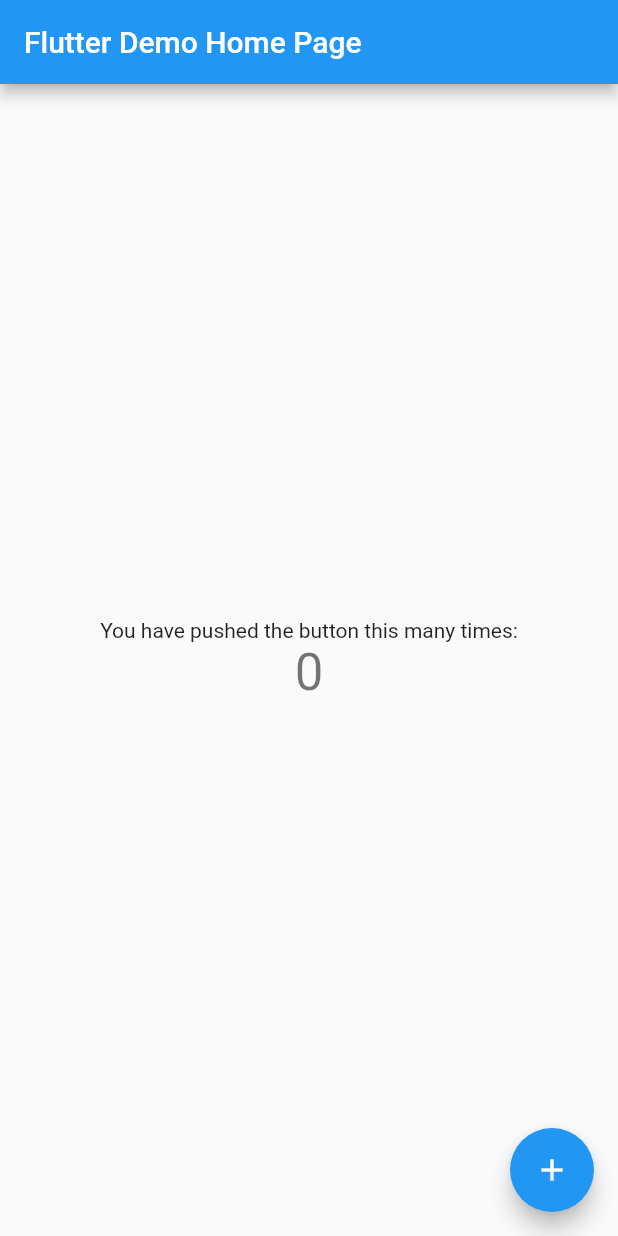
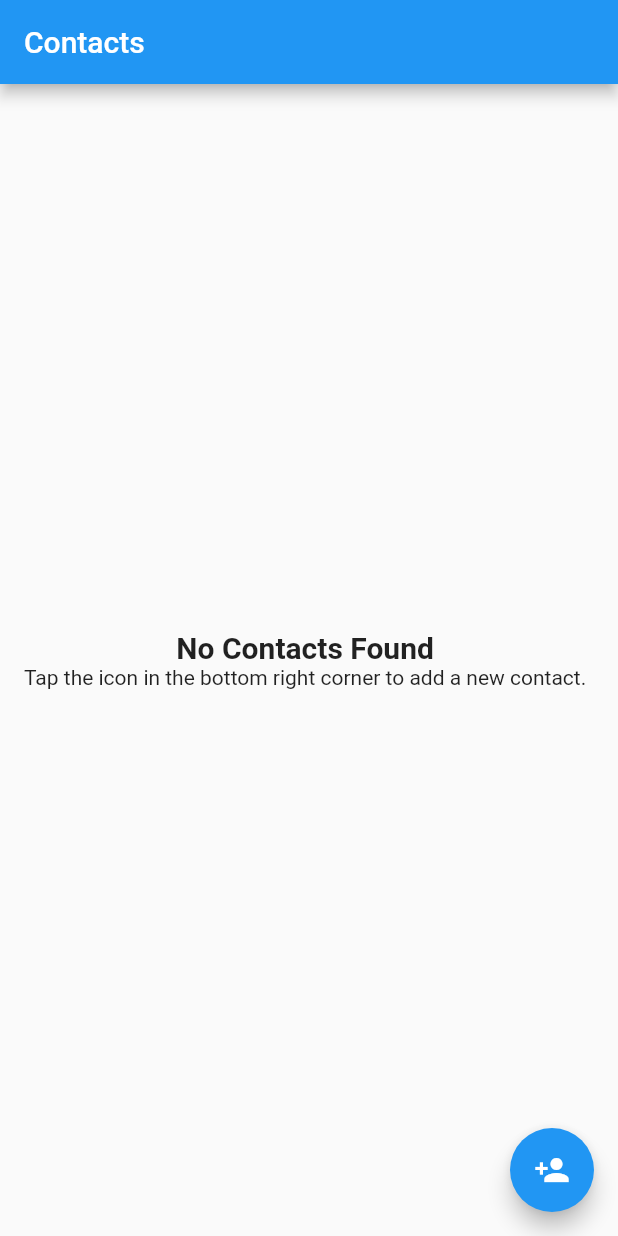
Before and after one commit to mdrideout/flutter-sembast-provider-example, a Flutter app: the screen it shows after launch, on a phone screen of 412 x 824 dp. Run offline on Flutter 3.47's test engine with Material 2 defaults, Android fonts, the phone set to English and light mode, and no system bars; our stand-ins replace firebase_auth, sembast; missing offline and left inert: tpag_app; accounts and stored records are empty.

Commit message:
New contact is created, set as 'active' and the UI is updated. Need to implement edit screen.

```diff
--- a/flutter_sembast_provider/lib/main.dart
+++ b/flutter_sembast_provider/lib/main.dart
@@ -1,5 +1,6 @@
 import 'package:flutter/material.dart';
 import 'package:fluttersembastprovider/models/contact_data.dart';
+import 'package:fluttersembastprovider/screens/contact_list_screen.dart';
 import 'package:path/path.dart';
 import 'package:path_provider/path_provider.dart';
 import 'package:provider/provider.dart';
@@ -40,34 +41,6 @@ class _MyHomePageState extends State<MyHomePage> {
 
   @override
   Widget build(BuildContext context) {
-    return Scaffold(
-      appBar: AppBar(
-        title: Text(widget.title),
-      ),
-      body: Center(
-        child: Column(
-          mainAxisAlignment: MainAxisAlignment.center,
-          children: <Widget>[
-            Text(
-              'You have pushed the button this many times:',
-            ),
-            Text(
-              '$_counter',
-              style: Theme.of(context).textTheme.headline4,
-            ),
-          ],
-        ),
-      ),
-      floatingActionButton: FloatingActionButton(
-        onPressed: () async {
-          int newContactId =
-              await Provider.of<ContactData>(context, listen: false)
-                  .createNewContact();
-          print("New contact created with id of: " + newContactId.toString());
-        },
-        tooltip: 'Increment',
-        child: Icon(Icons.add),
-      ), // This trailing comma makes auto-formatting nicer for build methods.
-    );
+    return ContactListScreen();
   }
 }
--- a/flutter_sembast_provider/lib/models/contact_data.dart
+++ b/flutter_sembast_provider/lib/models/contact_data.dart
@@ -48,25 +48,53 @@ class ContactData extends ChangeNotifier {
       finder: finder,
     );
 
-    return contactSnapshots.map((snapshot) {
+    List<Contact> contacts = contactSnapshots.map((snapshot) {
       final contact = Contact.fromMap(snapshot.value);
 
       contact.id = snapshot.key;
       return contact;
     }).toList();
+
+    // Update UI
+    _contacts = contacts;
+    notifyListeners();
+
+    return contacts;
   }
 
-  // TODO: Get All Contacts
+  /// Get A Contact
+  Future<Contact> getContact(int id) async {
+    // Get the contact JSON from the sembast DB
+    var record = await _contactStore.record(id).get(await _db);
+//    print("Record: " + record.toString()); // json of contact object
 
-  // TODO: Get A Contact
+    // Convert to a Contact Object using the fromMap function
+    Contact contact = Contact.fromMap(record);
+//    print("Contact: " + contact.toString()); // instance of a contact object
 
-  // TODO: Contacts Count
+    return contact;
+  }
+
+  /// Get Contacts Count
+  int get contactsCount {
+    return _contacts.length;
+  }
+
+  /// Get Current Provider List of Contacts
+  List<Contact> get contactsList {
+    return _contacts;
+  }
 
   // TODO: Save Contact
 
   // TODO: Delete Contact
 
   // TODO: Set Active Contact
+  /// Set Active Contact
+  void setActiveContact(int id) async {
+    _activeContact = await getContact(id);
+    notifyListeners();
+  }
 
   // TODO: Get Active Contact
 }
--- a/flutter_sembast_provider/lib/screens/contact_list_screen.dart
+++ b/flutter_sembast_provider/lib/screens/contact_list_screen.dart
@@ -0,0 +1,59 @@
+import 'package:flutter/material.dart';
+import 'package:fluttersembastprovider/common_widgets/contact_list.dart';
+import 'package:fluttersembastprovider/models/contact_data.dart';
+import 'package:provider/provider.dart';
+
+class ContactListScreen extends StatelessWidget {
+  /// Returns a helpful message if there are not yet any contacts
+  Widget helpTip() {
+    return Padding(
+      padding: const EdgeInsets.all(16.0),
+      child: Column(
+        mainAxisAlignment: MainAxisAlignment.center,
+        children: <Widget>[
+          Text(
+            "No Contacts Found",
+            style: TextStyle(
+              fontWeight: FontWeight.bold,
+              fontSize: 20.0,
+            ),
+          ),
+          Text("Tap the icon in the bottom right corner to add a new contact."),
+        ],
+      ),
+    );
+  }
+
+  @override
+  Widget build(BuildContext context) {
+    // Get contact list from db on initial build
+    Provider.of<ContactData>(context, listen: false).getAllContactsByName();
+
+    return Consumer<ContactData>(builder: (context, contactData, child) {
+      int numOfContacts = contactData.contactsCount;
+
+      return Scaffold(
+        appBar: AppBar(
+          title: Text('Contacts'),
+        ),
+        body: (numOfContacts == 0) ? helpTip() : ContactList(),
+        floatingActionButton: FloatingActionButton(
+          tooltip: 'Add New Contact',
+          child: Icon(Icons.person_add),
+          onPressed: () async {
+            int newContactId =
+                await Provider.of<ContactData>(context, listen: false)
+                    .createNewContact();
+            print("New contact created with id of: " + newContactId.toString());
+
+            // Set the new contact as the "activeContact"
+            Provider.of<ContactData>(context, listen: false)
+                .setActiveContact(newContactId);
+
+            // TODO: Navigate to the edit screen
+          },
+        ),
+      );
+    });
+  }
+}
```
Also changed, not shown: flutter_sembast_provider/lib/common_widgets/contact_list.dart (added, +16 -0 lines), flutter_sembast_provider/lib/common_widgets/contact_tile.dart (added, +32 -0 lines), flutter_sembast_provider/lib/screens/contact_edit_screen.dart (+211 -0 lines).
